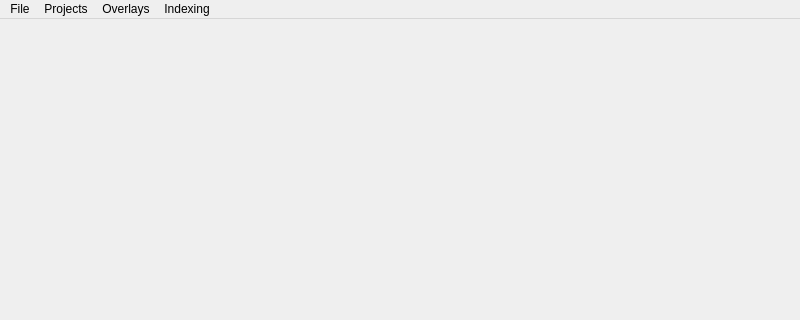
First picture: the form in polylaue/ui/resources/ui/main_window.ui, repository PolyLaue/PolyLaue, before the edit; both pictures show x 0 to 800 and y 0 to 320 of the 800 by 600 pixel window.
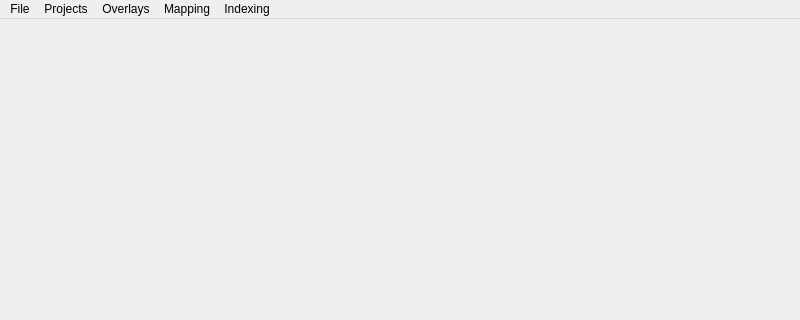
Second picture: the form after the edit.

Commit message: Initial version of the regions mapping feature

Patch:
```diff
--- a/polylaue/ui/resources/ui/main_window.ui
+++ b/polylaue/ui/resources/ui/main_window.ui
@@ -63,6 +63,12 @@
     </property>
     <addaction name="action_overlays_reflections"/>
    </widget>
+   <widget class="QMenu" name="menu_mapping">
+    <property name="title">
+     <string>Mapping</string>
+    </property>
+    <addaction name="action_regions_manager"/>
+   </widget>
    <widget class="QMenu" name="menu_indexing">
     <property name="title">
      <string>Indexing</string>
@@ -72,6 +78,7 @@
    <addaction name="menu_file"/>
    <addaction name="menu_projects"/>
    <addaction name="menu_overlays"/>
+   <addaction name="menu_mapping"/>
    <addaction name="menu_indexing"/>
   </widget>
   <widget class="QStatusBar" name="status_bar"/>
```
Left out of the diff: 5 changed lines with no effect on the pictures. The commit also changes 12 other files.
